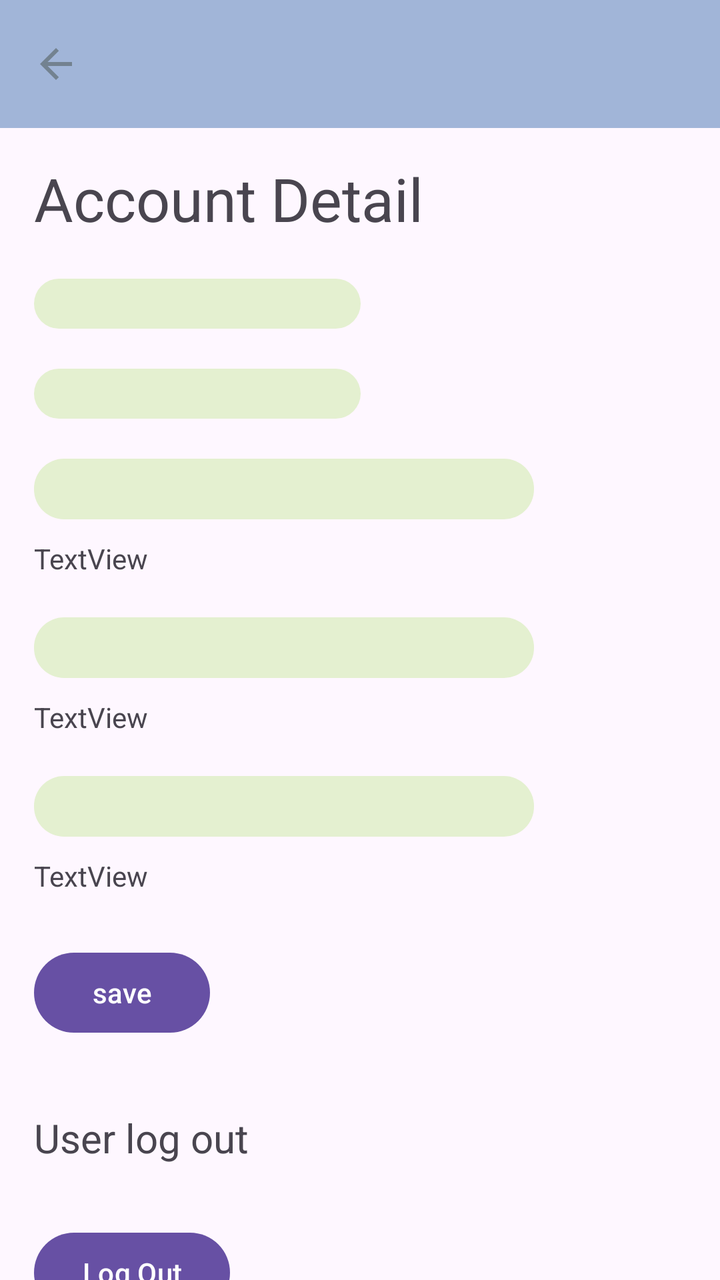
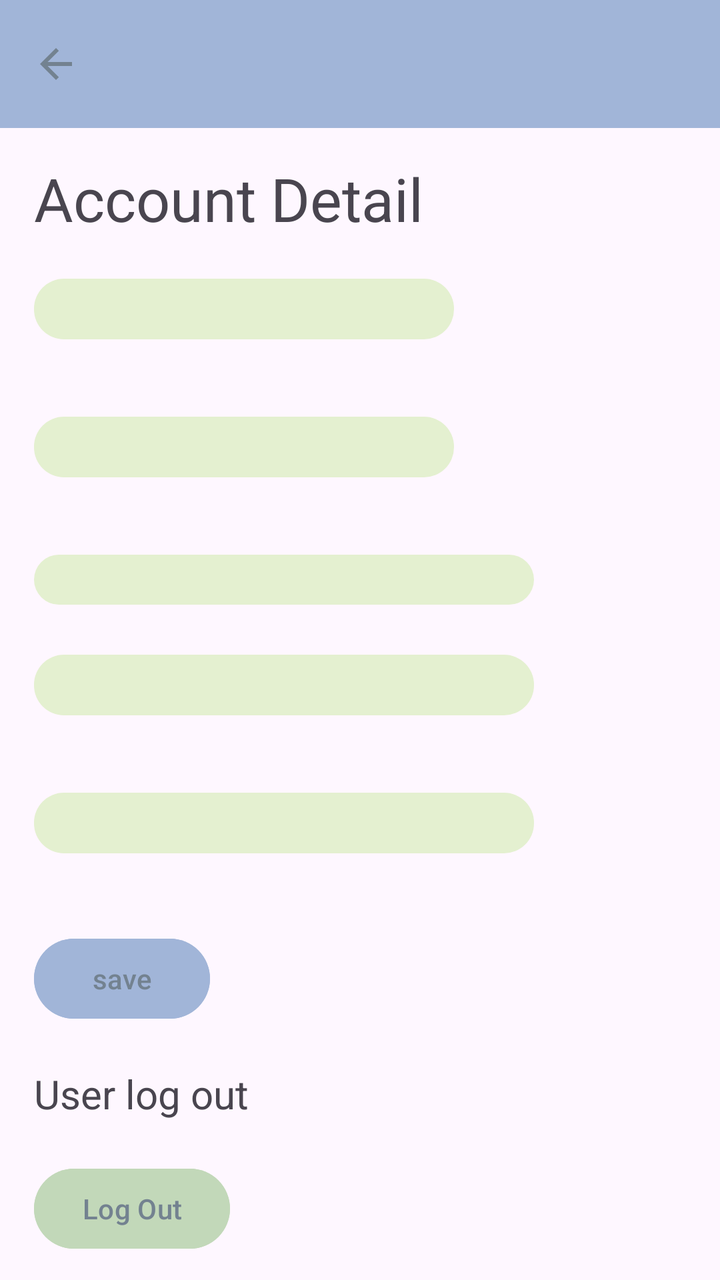

Two renders of the same Android screen: before a commit and after it. Below are the layout's source before the change and the commit's diff.
<!-- AndroidManifest.xml: application theme Theme.MyApp -->
<!-- res/layout/activity_user_accoun.xml -->
<?xml version="1.0" encoding="utf-8"?>
<androidx.constraintlayout.widget.ConstraintLayout xmlns:android="http://schemas.android.com/apk/res/android"
    xmlns:app="http://schemas.android.com/apk/res-auto"
    xmlns:tools="http://schemas.android.com/tools"
    android:id="@+id/main"
    android:layout_width="match_parent"
    android:layout_height="match_parent"
    tools:context=".userAccounActivity">

    <androidx.appcompat.widget.Toolbar
        android:id="@+id/userAccountToolbar"
        android:layout_width="0dp"
        android:layout_height="wrap_content"
        android:background="#A1B5D8"
        android:minHeight="?attr/actionBarSize"
        android:theme="?attr/actionBarTheme"
        app:navigationIcon="@drawable/arrow_back"
        app:layout_constraintEnd_toEndOf="parent"
        app:layout_constraintStart_toStartOf="parent"
        app:layout_constraintTop_toTopOf="parent" />

    <TextView
        android:id="@+id/firstNameTextView"
        android:layout_width="wrap_content"
        android:layout_height="wrap_content"
        android:layout_marginTop="20dp"
        android:layout_marginEnd="228dp"
        android:background="@drawable/signuptextview"
        android:ems="10"
        android:inputType="text"
        android:paddingStart="7dp"
        android:paddingTop="3dp"
        android:paddingEnd="5dp"
        android:paddingBottom="3dp"
        android:textColor="#738290"
        app:layout_constraintEnd_toEndOf="parent"
        app:layout_constraintHorizontal_bias="0.0"
        app:layout_constraintStart_toStartOf="@+id/textView4"
        app:layout_constraintTop_toBottomOf="@+id/textView4" />

    <TextView
        android:id="@+id/lastNameTextView"
        android:layout_width="wrap_content"
        android:layout_height="wrap_content"
        android:layout_marginTop="20dp"
        android:background="@drawable/signuptextview"
        android:ems="10"
        android:inputType="text"
        android:paddingStart="7dp"
        android:paddingTop="3dp"
        android:paddingEnd="5dp"
        android:paddingBottom="3dp"
        android:textColor="#738290"
        app:layout_constraintEnd_toEndOf="parent"
        app:layout_constraintHorizontal_bias="0.0"
        app:layout_constraintStart_toStartOf="@+id/firstNameTextView"
        app:layout_constraintTop_toBottomOf="@+id/firstNameTextView" />

    <EditText
        android:id="@+id/emailTextView"
        android:layout_width="250dp"
        android:layout_height="wrap_content"
        android:layout_marginTop="20dp"
        android:background="@drawable/signuptextview"
        android:ems="10"
        android:inputType="text"
        android:paddingStart="7dp"
        android:paddingTop="3dp"
        android:paddingEnd="5dp"
        android:paddingBottom="3dp"
        android:textColor="#738290"
        app:layout_constraintEnd_toEndOf="parent"
        app:layout_constraintHorizontal_bias="0.0"
        app:layout_constraintStart_toStartOf="@+id/lastNameTextView"
        app:layout_constraintTop_toBottomOf="@+id/lastNameTextView" />

    <EditText
        android:id="@+id/userNameTextView"
        android:layout_width="250dp"
        android:layout_height="wrap_content"
        android:layout_marginTop="20dp"
        android:background="@drawable/signuptextview"
        android:ems="10"
        android:inputType="text"
        android:paddingStart="7dp"
        android:paddingTop="3dp"
        android:paddingEnd="5dp"
        android:paddingBottom="3dp"
        android:textColor="#738290"
        app:layout_constraintEnd_toEndOf="parent"
        app:layout_constraintHorizontal_bias="0.0"
        app:layout_constraintStart_toStartOf="@+id/textView5"
        app:layout_constraintTop_toBottomOf="@+id/textView5" />

    <EditText
        android:id="@+id/passwordTextView"
        android:layout_width="250dp"
        android:layout_height="wrap_content"
        android:layout_marginTop="20dp"
        android:background="@drawable/signuptextview"
        android:ems="10"
        android:inputType="text"
        android:paddingStart="7dp"
        android:paddingTop="3dp"
        android:paddingEnd="5dp"
        android:paddingBottom="3dp"
        android:textColor="#738290"
        app:layout_constraintEnd_toEndOf="parent"
        app:layout_constraintHorizontal_bias="0.0"
        app:layout_constraintStart_toStartOf="@+id/textView6"
        app:layout_constraintTop_toBottomOf="@+id/textView6" />

    <Button
        android:id="@+id/saveChangesButton"
        android:layout_width="wrap_content"
        android:layout_height="wrap_content"
        android:layout_marginTop="25dp"
        android:layout_marginEnd="228dp"
        android:text="save"
        app:layout_constraintEnd_toEndOf="parent"
        app:layout_constraintHorizontal_bias="0.0"
        app:layout_constraintStart_toStartOf="@+id/textView7"
        app:layout_constraintTop_toBottomOf="@+id/textView7" />

    <TextView
        android:id="@+id/textView3"
        android:layout_width="wrap_content"
        android:layout_height="wrap_content"
        android:layout_marginTop="35dp"
        android:text="User log out"
        android:textSize="20sp"
        app:layout_constraintEnd_toEndOf="parent"
        app:layout_constraintHorizontal_bias="0.0"
        app:layout_constraintStart_toStartOf="@+id/saveChangesButton"
        app:layout_constraintTop_toBottomOf="@+id/saveChangesButton" />

    <Button
        android:id="@+id/logOutButton"
        android:layout_width="wrap_content"
        android:layout_height="wrap_content"
        android:layout_marginTop="30dp"
        android:text="Log Out"
        app:layout_constraintEnd_toEndOf="parent"
        app:layout_constraintHorizontal_bias="0.0"
        app:layout_constraintStart_toStartOf="@+id/textView3"
        app:layout_constraintTop_toBottomOf="@+id/textView3" />

    <TextView
        android:id="@+id/textView4"
        android:layout_width="wrap_content"
        android:layout_height="wrap_content"
        android:layout_marginTop="15dp"
        android:text="Account Detail"
        android:textSize="30sp"
        app:layout_constraintEnd_toEndOf="parent"
        app:layout_constraintHorizontal_bias="0.102"
        app:layout_constraintStart_toStartOf="parent"
        app:layout_constraintTop_toBottomOf="@+id/userAccountToolbar" />

    <TextView
        android:id="@+id/textView5"
        android:layout_width="wrap_content"
        android:layout_height="wrap_content"
        android:layout_marginTop="10dp"
        android:text="TextView"
        app:layout_constraintEnd_toEndOf="parent"
        app:layout_constraintHorizontal_bias="0.0"
        app:layout_constraintStart_toStartOf="@+id/emailTextView"
        app:layout_constraintTop_toBottomOf="@+id/emailTextView" />

    <TextView
        android:id="@+id/textView6"
        android:layout_width="wrap_content"
        android:layout_height="wrap_content"
        android:layout_marginTop="10dp"
        android:text="TextView"
        app:layout_constraintEnd_toEndOf="parent"
        app:layout_constraintHorizontal_bias="0.0"
        app:layout_constraintStart_toStartOf="@+id/userNameTextView"
        app:layout_constraintTop_toBottomOf="@+id/userNameTextView" />

    <TextView
        android:id="@+id/textView7"
        android:layout_width="wrap_content"
        android:layout_height="wrap_content"
        android:layout_marginTop="10dp"
        android:text="TextView"
        app:layout_constraintEnd_toEndOf="parent"
        app:layout_constraintHorizontal_bias="0.0"
        app:layout_constraintStart_toStartOf="@+id/passwordTextView"
        app:layout_constraintTop_toBottomOf="@+id/passwordTextView" />


</androidx.constraintlayout.widget.ConstraintLayout>
<!-- resources referenced by this layout -->
<resources>
  <!-- drawable arrow_back (drawable) -->
  <vector xmlns:android="http://schemas.android.com/apk/res/android" android:autoMirrored="true" android:height="24dp" android:tint="#738290" android:viewportHeight="960" android:viewportWidth="960" android:width="24dp">
        
      <path android:fillColor="@android:color/white" android:pathData="M313,520L537,744L480,800L160,480L480,160L537,216L313,440L800,440L800,520L313,520Z"/>
      
  </vector>
  <!-- drawable signuptextview (drawable) -->
  <?xml version="1.0" encoding="utf-8"?>
  <shape xmlns:android="http://schemas.android.com/apk/res/android"
      android:shape="rectangle">
      <solid android:color="#E4F0D0" />
      <corners android:radius="15dp"/>
  </shape>
  <style name="Theme.MyApp" parent="Base.Theme.MyApp" />
  <style name="Base.Theme.MyApp" parent="Theme.Material3.DayNight.NoActionBar">
          
          
      </style>
</resources>

<!-- the commit's change to res/layout/activity_user_accoun.xml (unified diff, before → after) -->
@@ -19,7 +19,7 @@
         app:layout_constraintStart_toStartOf="parent"
         app:layout_constraintTop_toTopOf="parent" />
 
-    <TextView
+    <EditText
         android:id="@+id/firstNameTextView"
         android:layout_width="wrap_content"
         android:layout_height="wrap_content"
@@ -38,11 +38,11 @@
         app:layout_constraintStart_toStartOf="@+id/textView4"
         app:layout_constraintTop_toBottomOf="@+id/textView4" />
 
-    <TextView
+    <EditText
         android:id="@+id/lastNameTextView"
         android:layout_width="wrap_content"
         android:layout_height="wrap_content"
-        android:layout_marginTop="20dp"
+        android:layout_marginTop="15dp"
         android:background="@drawable/signuptextview"
         android:ems="10"
         android:inputType="text"
@@ -54,79 +54,78 @@
         app:layout_constraintEnd_toEndOf="parent"
         app:layout_constraintHorizontal_bias="0.0"
         app:layout_constraintStart_toStartOf="@+id/firstNameTextView"
-        app:layout_constraintTop_toBottomOf="@+id/firstNameTextView" />
-
-    <EditText
+        app:layout_constraintTop_toBottomOf="@+id/nameError" />
+
+    <TextView
         android:id="@+id/emailTextView"
         android:layout_width="250dp"
         android:layout_height="wrap_content"
-        android:layout_marginTop="20dp"
-        android:background="@drawable/signuptextview"
-        android:ems="10"
-        android:inputType="text"
-        android:paddingStart="7dp"
-        android:paddingTop="3dp"
-        android:paddingEnd="5dp"
-        android:paddingBottom="3dp"
-        android:textColor="#738290"
-        app:layout_constraintEnd_toEndOf="parent"
-        app:layout_constraintHorizontal_bias="0.0"
-        app:layout_constraintStart_toStartOf="@+id/lastNameTextView"
-        app:layout_constraintTop_toBottomOf="@+id/lastNameTextView" />
+        android:layout_marginTop="15dp"
+        android:background="@drawable/signuptextview"
+        android:ems="10"
+        android:paddingStart="7dp"
+        android:paddingTop="3dp"
+        android:paddingEnd="5dp"
+        android:paddingBottom="3dp"
+        android:textColor="#738290"
+        app:layout_constraintEnd_toEndOf="parent"
+        app:layout_constraintHorizontal_bias="0.0"
+        app:layout_constraintStart_toStartOf="@+id/lastNameError"
+        app:layout_constraintTop_toBottomOf="@+id/lastNameError" />
 
     <EditText
         android:id="@+id/userNameTextView"
         android:layout_width="250dp"
         android:layout_height="wrap_content"
-        android:layout_marginTop="20dp"
-        android:background="@drawable/signuptextview"
-        android:ems="10"
-        android:inputType="text"
-        android:paddingStart="7dp"
-        android:paddingTop="3dp"
-        android:paddingEnd="5dp"
-        android:paddingBottom="3dp"
-        android:textColor="#738290"
-        app:layout_constraintEnd_toEndOf="parent"
-        app:layout_constraintHorizontal_bias="0.0"
-        app:layout_constraintStart_toStartOf="@+id/textView5"
-        app:layout_constraintTop_toBottomOf="@+id/textView5" />
+        android:layout_marginTop="25dp"
+        android:background="@drawable/signuptextview"
+        android:ems="10"
+        android:inputType="text"
+        android:paddingStart="7dp"
+        android:paddingTop="3dp"
+        android:paddingEnd="5dp"
+        android:paddingBottom="3dp"
+        android:textColor="#738290"
+        app:layout_constraintStart_toStartOf="@+id/emailTextView"
+        app:layout_constraintTop_toBottomOf="@+id/emailTextView" />
 
     <EditText
         android:id="@+id/passwordTextView"
         android:layout_width="250dp"
         android:layout_height="wrap_content"
-        android:layout_marginTop="20dp"
-        android:background="@drawable/signuptextview"
-        android:ems="10"
-        android:inputType="text"
-        android:paddingStart="7dp"
-        android:paddingTop="3dp"
-        android:paddingEnd="5dp"
-        android:paddingBottom="3dp"
-        android:textColor="#738290"
-        app:layout_constraintEnd_toEndOf="parent"
-        app:layout_constraintHorizontal_bias="0.0"
-        app:layout_constraintStart_toStartOf="@+id/textView6"
-        app:layout_constraintTop_toBottomOf="@+id/textView6" />
+        android:layout_marginTop="15dp"
+        android:background="@drawable/signuptextview"
+        android:ems="10"
+        android:inputType="text"
+        android:paddingStart="7dp"
+        android:paddingTop="3dp"
+        android:paddingEnd="5dp"
+        android:paddingBottom="3dp"
+        android:textColor="#738290"
+        app:layout_constraintEnd_toEndOf="parent"
+        app:layout_constraintHorizontal_bias="0.0"
+        app:layout_constraintStart_toStartOf="@+id/usernameError"
+        app:layout_constraintTop_toBottomOf="@+id/usernameError" />
 
     <Button
         android:id="@+id/saveChangesButton"
         android:layout_width="wrap_content"
         android:layout_height="wrap_content"
-        android:layout_marginTop="25dp"
+        android:layout_marginTop="15dp"
         android:layout_marginEnd="228dp"
         android:text="save"
-        app:layout_constraintEnd_toEndOf="parent"
-        app:layout_constraintHorizontal_bias="0.0"
-        app:layout_constraintStart_toStartOf="@+id/textView7"
-        app:layout_constraintTop_toBottomOf="@+id/textView7" />
+        android:backgroundTint="#A1B5D8"
+        android:textColor="#738290"
+        app:layout_constraintEnd_toEndOf="parent"
+        app:layout_constraintHorizontal_bias="0.0"
+        app:layout_constraintStart_toStartOf="@+id/passwordError"
+        app:layout_constraintTop_toBottomOf="@+id/passwordError" />
 
     <TextView
         android:id="@+id/textView3"
         android:layout_width="wrap_content"
         android:layout_height="wrap_content"
-        android:layout_marginTop="35dp"
+        android:layout_marginTop="20dp"
         android:text="User log out"
         android:textSize="20sp"
         app:layout_constraintEnd_toEndOf="parent"
@@ -138,8 +137,10 @@
         android:id="@+id/logOutButton"
         android:layout_width="wrap_content"
         android:layout_height="wrap_content"
-        android:layout_marginTop="30dp"
+        android:layout_marginTop="20dp"
         android:text="Log Out"
+        android:backgroundTint="#C2D8B9"
+        android:textColor="#738290"
         app:layout_constraintEnd_toEndOf="parent"
         app:layout_constraintHorizontal_bias="0.0"
         app:layout_constraintStart_toStartOf="@+id/textView3"
@@ -158,37 +159,48 @@
         app:layout_constraintTop_toBottomOf="@+id/userAccountToolbar" />
 
     <TextView
-        android:id="@+id/textView5"
-        android:layout_width="wrap_content"
-        android:layout_height="wrap_content"
-        android:layout_marginTop="10dp"
-        android:text="TextView"
-        app:layout_constraintEnd_toEndOf="parent"
-        app:layout_constraintHorizontal_bias="0.0"
-        app:layout_constraintStart_toStartOf="@+id/emailTextView"
-        app:layout_constraintTop_toBottomOf="@+id/emailTextView" />
-
-    <TextView
-        android:id="@+id/textView6"
-        android:layout_width="wrap_content"
-        android:layout_height="wrap_content"
-        android:layout_marginTop="10dp"
-        android:text="TextView"
+        android:id="@+id/usernameError"
+        android:layout_width="wrap_content"
+        android:layout_height="wrap_content"
+        android:layout_marginTop="10dp"
+        android:textSize="10sp"
         app:layout_constraintEnd_toEndOf="parent"
         app:layout_constraintHorizontal_bias="0.0"
         app:layout_constraintStart_toStartOf="@+id/userNameTextView"
         app:layout_constraintTop_toBottomOf="@+id/userNameTextView" />
 
     <TextView
-        android:id="@+id/textView7"
-        android:layout_width="wrap_content"
-        android:layout_height="wrap_content"
-        android:layout_marginTop="10dp"
-        android:text="TextView"
+        android:id="@+id/passwordError"
+        android:layout_width="wrap_content"
+        android:layout_height="wrap_content"
+        android:layout_marginTop="10dp"
+        android:textSize="10sp"
         app:layout_constraintEnd_toEndOf="parent"
         app:layout_constraintHorizontal_bias="0.0"
         app:layout_constraintStart_toStartOf="@+id/passwordTextView"
         app:layout_constraintTop_toBottomOf="@+id/passwordTextView" />
 
+    <TextView
+        android:id="@+id/nameError"
+        android:layout_width="wrap_content"
+        android:layout_height="wrap_content"
+        android:layout_marginTop="10dp"
+        android:textSize="10sp"
+        app:layout_constraintEnd_toEndOf="parent"
+        app:layout_constraintHorizontal_bias="0.0"
+        app:layout_constraintStart_toStartOf="@+id/firstNameTextView"
+        app:layout_constraintTop_toBottomOf="@+id/firstNameTextView" />
+
+    <TextView
+        android:id="@+id/lastNameError"
+        android:layout_width="wrap_content"
+        android:layout_height="wrap_content"
+        android:layout_marginTop="10dp"
+        android:textSize="10sp"
+        app:layout_constraintEnd_toEndOf="parent"
+        app:layout_constraintHorizontal_bias="0.0"
+        app:layout_constraintStart_toStartOf="@+id/lastNameTextView"
+        app:layout_constraintTop_toBottomOf="@+id/lastNameTextView" />
+
 
 </androidx.constraintlayout.widget.ConstraintLayout>
